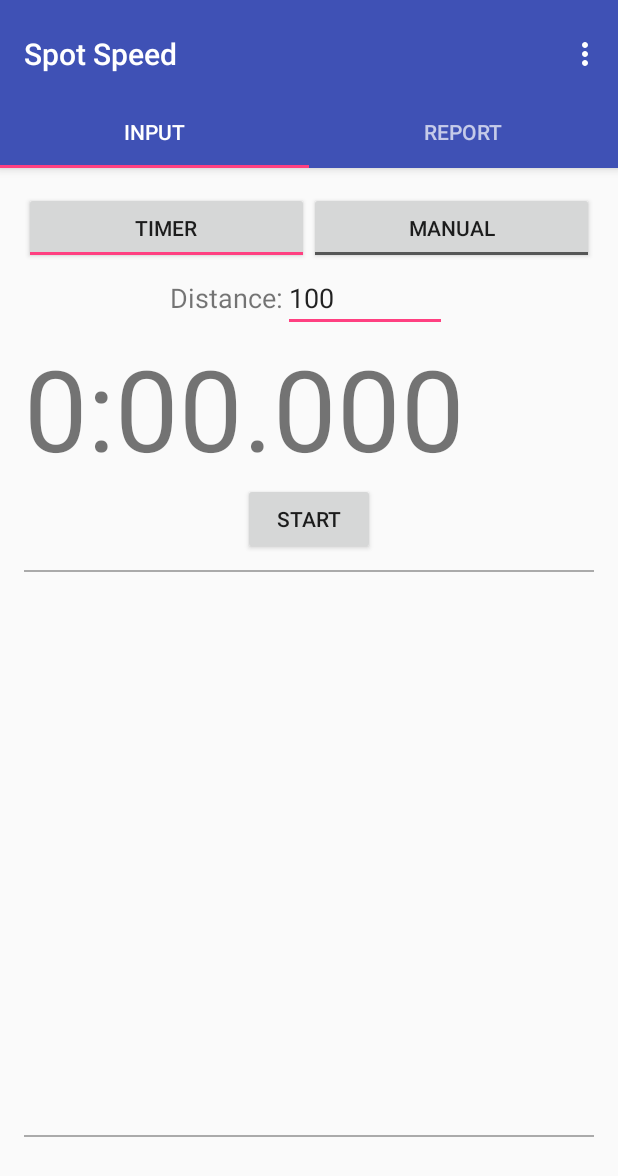
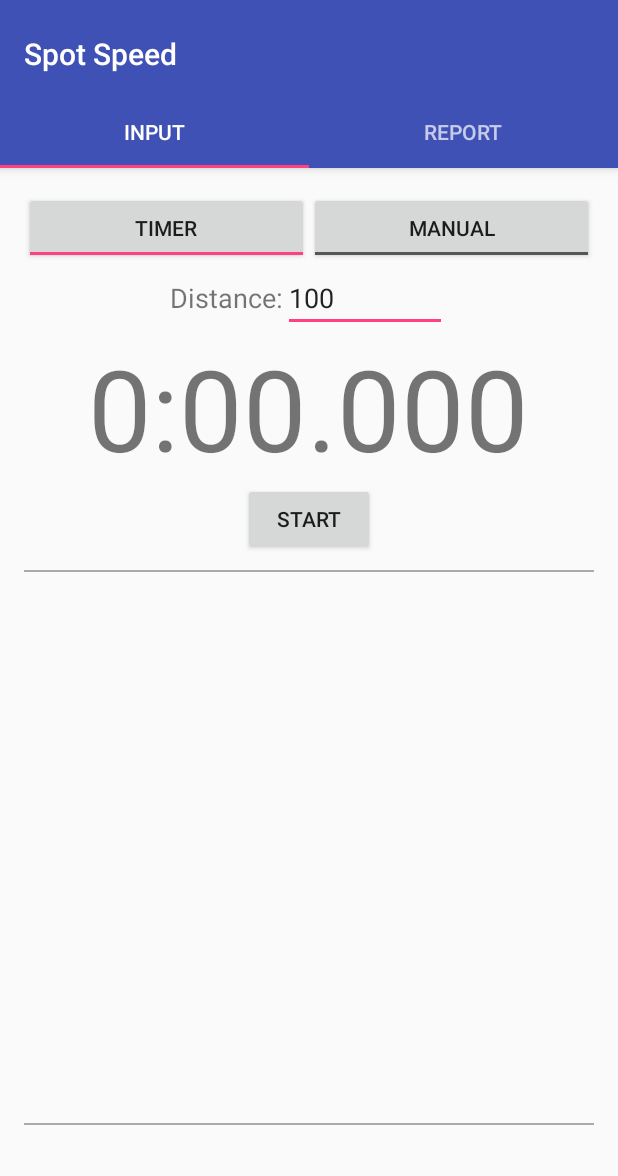
Before and after one commit to otaconisme/FizahTimer, an Android app: the screen it shows after launch (MainActivity), on a phone screen of 412 x 824 dp. Shown: the top 1176 px of the screen. Run offline under Robolectric (Android 15) with nearby library versions, the phone set to English and light mode, and no system bars.

Commit message:
Removed setting button/option Code cleanup Fixed multiple select on ViewSwitcher for dataEntry

```diff
--- a/app/src/main/java/com/otaconisme/myapplication/MainActivity.java
+++ b/app/src/main/java/com/otaconisme/myapplication/MainActivity.java
@@ -98,9 +98,9 @@ public class MainActivity extends AppCompatActivity {
         int id = item.getItemId();
 
         //noinspection SimplifiableIfStatement
-        if (id == R.id.action_settings) {
-            return true;
-        }
+//        if (id == R.id.action_settings) {
+//            return true;
+//        }
 
         return super.onOptionsItemSelected(item);
     }
--- a/app/src/main/res/layout/data_entry.xml
+++ b/app/src/main/res/layout/data_entry.xml
@@ -14,7 +14,7 @@
         android:textSize="15sp" />
 
     <ViewSwitcher xmlns:android="http://schemas.android.com/apk/res/android"
-        android:id="@+id/my_switcher"
+        android:id="@+id/data_entry_switcher"
         android:layout_width="match_parent"
         android:layout_height="match_parent">
 
@@ -52,7 +52,7 @@
                 android:id="@+id/data_entry_delete_btn"
                 android:layout_width="50dp"
                 android:layout_height="wrap_content"
-                android:text="X" />
+                android:text="@string/button_delete_data_entry_text" />
 
         </LinearLayout>
 
--- a/app/src/main/res/layout/tab_timer.xml
+++ b/app/src/main/res/layout/tab_timer.xml
@@ -73,7 +73,8 @@
 
             <TextView
                 android:id="@+id/timer_display"
-                android:layout_width="match_parent"
+                android:layout_gravity="center_horizontal"
+                android:layout_width="wrap_content"
                 android:layout_height="wrap_content"
                 android:textSize="75sp"
                 android:text="@string/timer_default"/>
@@ -147,8 +148,8 @@
 
     <View
         android:layout_width="match_parent"
-        android:layout_marginTop="10dp"
-        android:layout_marginBottom="2dp"
+        android:layout_marginTop="2dp"
+        android:layout_marginBottom="10dp"
         android:layout_height="1dp"
         android:background="@android:color/darker_gray"/>
 
--- a/app/src/main/res/menu/menu_main.xml
+++ b/app/src/main/res/menu/menu_main.xml
@@ -2,9 +2,9 @@
     xmlns:app="http://schemas.android.com/apk/res-auto"
     xmlns:tools="http://schemas.android.com/tools"
     tools:context="com.otaconisme.myapplication.MainActivity">
-    <item
-        android:id="@+id/action_settings"
-        android:orderInCategory="100"
-        android:title="@string/action_settings"
-        app:showAsAction="never" />
+    <!--<item-->
+        <!--android:id="@+id/action_settings"-->
+        <!--android:orderInCategory="100"-->
+        <!--android:title="@string/action_settings"-->
+        <!--app:showAsAction="never" />-->
 </menu>
--- a/app/src/main/res/values/strings.xml
+++ b/app/src/main/res/values/strings.xml
@@ -22,5 +22,6 @@
     <string name="max_default">0.0</string>
     <string name="variance_label">variance: </string>
     <string name="variance_default">0.0</string>
+    <string name="button_delete_data_entry_text">X</string>
 
 </resources>
```
Also changed, not shown: app/src/main/java/com/otaconisme/myapplication/DataEntryAdapter.java (+30 -12 lines), app/src/main/java/com/otaconisme/myapplication/Util.java (+1 -7 lines).
